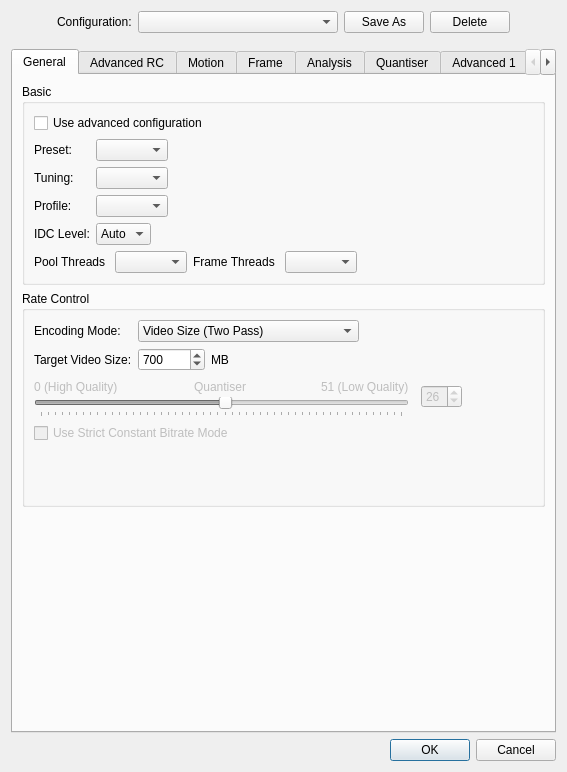
Above: avidemux_plugins/ADM_videoEncoder/x265/qt4/x265ConfigDialog.ui from mean00/avidemux2 before the change. Below: the same form after it.
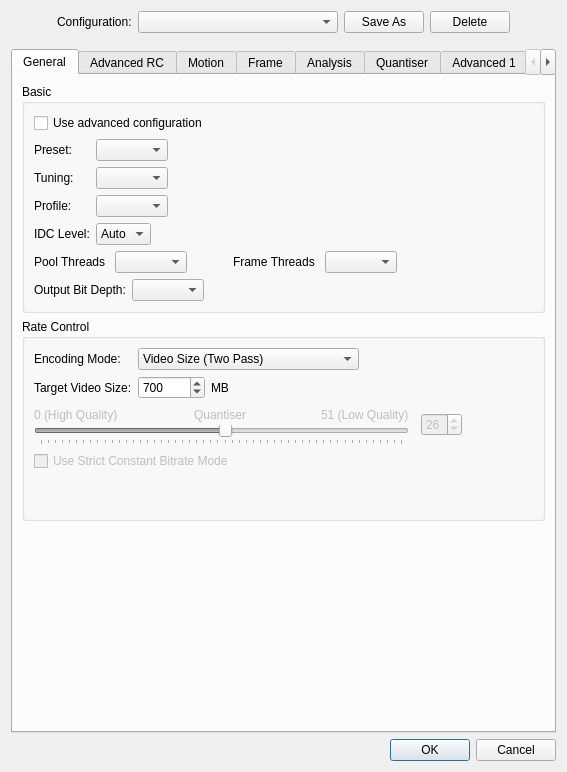
That is the form after the change.

Commit message: [x265] Add setting for output bit depth

Diff of the .ui file:
```diff
--- a/avidemux_plugins/ADM_videoEncoder/x265/qt4/x265ConfigDialog.ui
+++ b/avidemux_plugins/ADM_videoEncoder/x265/qt4/x265ConfigDialog.ui
@@ -110,15 +110,15 @@
          <property name="title">
           <string>Basic</string>
          </property>
-         <layout class="QVBoxLayout" name="verticalLayout_11">
-          <item>
+         <layout class="QGridLayout" name="gridLayout_5">
+          <item row="0" column="0">
            <widget class="QCheckBox" name="useAdvancedConfigurationCheckBox">
             <property name="text">
              <string>Use advanced configuration</string>
             </property>
            </widget>
           </item>
-          <item>
+          <item row="1" column="0">
            <layout class="QGridLayout" name="gridLayout_7">
             <item row="2" column="0">
              <widget class="QLabel" name="label_46">
@@ -318,7 +318,7 @@
             </item>
            </layout>
           </item>
-          <item>
+          <item row="2" column="0">
            <layout class="QHBoxLayout" name="horizontalLayout_10">
             <item>
              <widget class="QLabel" name="labelPoolThread">
@@ -330,6 +330,22 @@
             <item>
              <widget class="QComboBox" name="comboBoxPoolThreads"/>
             </item>
+            <item>
+             <spacer name="horizontalSpacer_5">
+              <property name="orientation">
+               <enum>Qt::Horizontal</enum>
+              </property>
+              <property name="sizeType">
+               <enum>QSizePolicy::Preferred</enum>
+              </property>
+              <property name="sizeHint" stdset="0">
+               <size>
+                <width>40</width>
+                <height>20</height>
+               </size>
+              </property>
+             </spacer>
+            </item>
             <item>
              <widget class="QLabel" name="labelFrameThreads">
               <property name="text">
@@ -355,6 +371,33 @@
             </item>
            </layout>
           </item>
+          <item row="3" column="0">
+           <layout class="QHBoxLayout" name="horizontalLayoutBitDepth">
+            <item>
+             <widget class="QLabel" name="labelBitDepth">
+              <property name="text">
+               <string>Output Bit Depth:</string>
+              </property>
+             </widget>
+            </item>
+            <item>
+             <widget class="QComboBox" name="comboBoxBitDepth"/>
+            </item>
+            <item>
+             <spacer name="horizontalSpacerBitDepth">
+              <property name="orientation">
+               <enum>Qt::Horizontal</enum>
+              </property>
+              <property name="sizeHint" stdset="0">
+               <size>
+                <width>40</width>
+                <height>20</height>
+               </size>
+              </property>
+             </spacer>
+            </item>
+           </layout>
+          </item>
          </layout>
         </widget>
        </item>
```
The commit also changes 7 other files.
